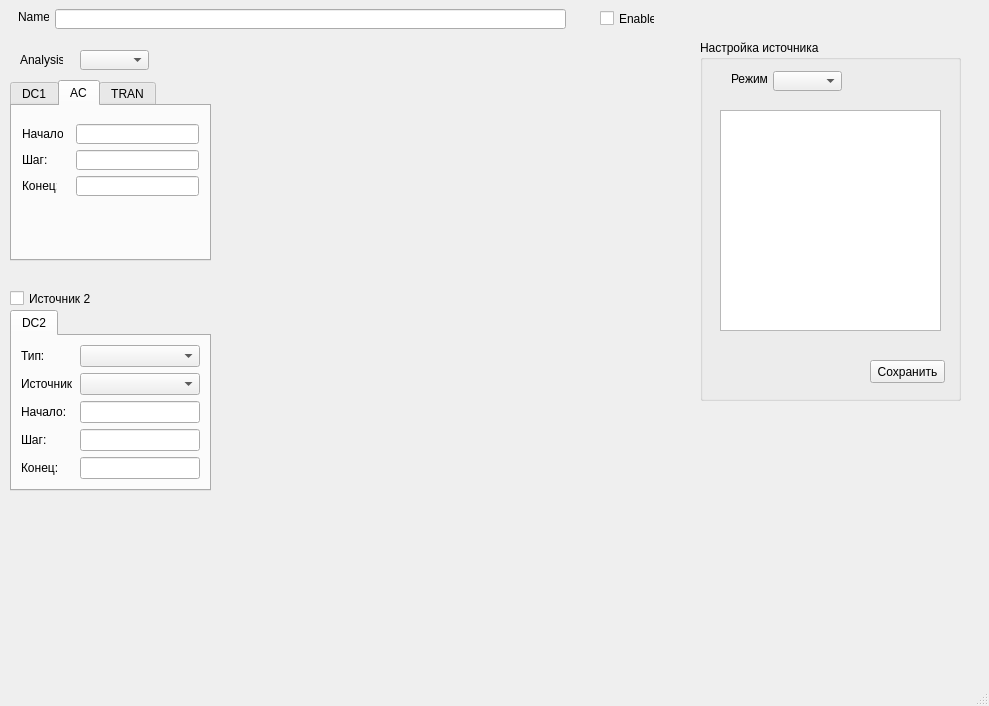
This is src/Tsunami/AnalysisWindow.ui in maluginp/Tsunami as Qt 5 draws it before an edit. The edited form follows.
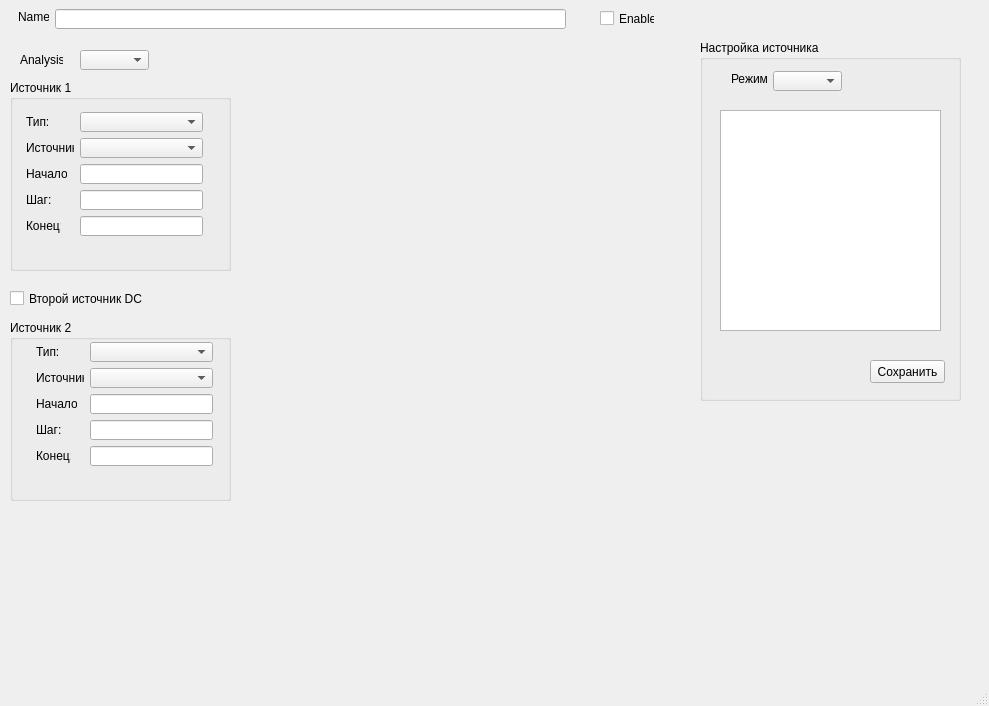
This is the edited form. The open tabs and pages were chosen to show the change. Custom widgets are drawn as their Qt base class.

Commit message: Убрал вкладки

Patch:
```diff
--- a/src/Tsunami/AnalysisWindow.ui
+++ b/src/Tsunami/AnalysisWindow.ui
@@ -59,239 +59,17 @@
      <string>Analysis:</string>
     </property>
    </widget>
-   <widget class="QTabWidget" name="tabWidget">
-    <property name="geometry">
-     <rect>
-      <x>10</x>
-      <y>80</y>
-      <width>201</width>
-      <height>181</height>
-     </rect>
-    </property>
-    <property name="currentIndex">
-     <number>0</number>
-    </property>
-    <widget class="QWidget" name="tab">
-     <attribute name="title">
-      <string>DC1</string>
-     </attribute>
-     <layout class="QFormLayout" name="formLayout">
-      <property name="fieldGrowthPolicy">
-       <enum>QFormLayout::AllNonFixedFieldsGrow</enum>
-      </property>
-      <item row="0" column="0">
-       <widget class="QLabel" name="label_6">
-        <property name="text">
-         <string>Тип:</string>
-        </property>
-       </widget>
-      </item>
-      <item row="0" column="1">
-       <widget class="QComboBox" name="dc1SourceTypeComboBox"/>
-      </item>
-      <item row="1" column="0">
-       <widget class="QLabel" name="label_7">
-        <property name="text">
-         <string>Источник</string>
-        </property>
-       </widget>
-      </item>
-      <item row="1" column="1">
-       <widget class="QComboBox" name="dc1SourceNodeComboBox"/>
-      </item>
-      <item row="2" column="0">
-       <widget class="QLabel" name="label_3">
-        <property name="text">
-         <string>Начало:</string>
-        </property>
-       </widget>
-      </item>
-      <item row="2" column="1">
-       <widget class="QLineEdit" name="dc1SourceStartLineEdit"/>
-      </item>
-      <item row="3" column="0">
-       <widget class="QLabel" name="label_4">
-        <property name="text">
-         <string>Шаг:</string>
-        </property>
-       </widget>
-      </item>
-      <item row="3" column="1">
-       <widget class="QLineEdit" name="dc1SourceStepLineEdit"/>
-      </item>
-      <item row="4" column="0">
-       <widget class="QLabel" name="label_5">
-        <property name="text">
-         <string>Конец:</string>
-        </property>
-       </widget>
-      </item>
-      <item row="4" column="1">
-       <widget class="QLineEdit" name="dc1SourceStopLineEdit"/>
-      </item>
-     </layout>
-    </widget>
-    <widget class="QWidget" name="tab_2">
-     <attribute name="title">
-      <string>AC</string>
-     </attribute>
-     <widget class="QLineEdit" name="acStartLineEdit">
-      <property name="geometry">
-       <rect>
-        <x>64</x>
-        <y>18</y>
-        <width>123</width>
-        <height>20</height>
-       </rect>
-      </property>
-     </widget>
-     <widget class="QLabel" name="label_13">
-      <property name="geometry">
-       <rect>
-        <x>10</x>
-        <y>18</y>
-        <width>41</width>
-        <height>20</height>
-       </rect>
-      </property>
-      <property name="text">
-       <string>Начало:</string>
-      </property>
-     </widget>
-     <widget class="QLabel" name="label_14">
-      <property name="geometry">
-       <rect>
-        <x>10</x>
-        <y>44</y>
-        <width>25</width>
-        <height>20</height>
-       </rect>
-      </property>
-      <property name="text">
-       <string>Шаг:</string>
-      </property>
-     </widget>
-     <widget class="QLineEdit" name="acStepLineEdit">
-      <property name="geometry">
-       <rect>
-        <x>64</x>
-        <y>44</y>
-        <width>123</width>
-        <height>20</height>
-       </rect>
-      </property>
-     </widget>
-     <widget class="QLineEdit" name="acStopLineEdit">
-      <property name="geometry">
-       <rect>
-        <x>64</x>
-        <y>70</y>
-        <width>123</width>
-        <height>20</height>
-       </rect>
-      </property>
-     </widget>
-     <widget class="QLabel" name="label_15">
-      <property name="geometry">
-       <rect>
-        <x>10</x>
-        <y>70</y>
-        <width>35</width>
-        <height>20</height>
-       </rect>
-      </property>
-      <property name="text">
-       <string>Конец:</string>
-      </property>
-     </widget>
-    </widget>
-    <widget class="QWidget" name="tab_4">
-     <attribute name="title">
-      <string>TRAN</string>
-     </attribute>
-    </widget>
-   </widget>
-   <widget class="QTabWidget" name="tabWidget_2">
-    <property name="geometry">
-     <rect>
-      <x>10</x>
-      <y>310</y>
-      <width>201</width>
-      <height>181</height>
-     </rect>
-    </property>
-    <property name="currentIndex">
-     <number>0</number>
-    </property>
-    <widget class="QWidget" name="tab_3">
-     <attribute name="title">
-      <string>DC2</string>
-     </attribute>
-     <layout class="QFormLayout" name="formLayout_2">
-      <item row="0" column="0">
-       <widget class="QLabel" name="label_8">
-        <property name="text">
-         <string>Тип:</string>
-        </property>
-       </widget>
-      </item>
-      <item row="0" column="1">
-       <widget class="QComboBox" name="dc2SourceTypeComboBox"/>
-      </item>
-      <item row="1" column="0">
-       <widget class="QLabel" name="label_9">
-        <property name="text">
-         <string>Источник</string>
-        </property>
-       </widget>
-      </item>
-      <item row="1" column="1">
-       <widget class="QComboBox" name="dc2SourceNodeComboBox"/>
-      </item>
-      <item row="2" column="0">
-       <widget class="QLabel" name="label_10">
-        <property name="text">
-         <string>Начало:</string>
-        </property>
-       </widget>
-      </item>
-      <item row="2" column="1">
-       <widget class="QLineEdit" name="dc2SourceStartLineEdit"/>
-      </item>
-      <item row="3" column="0">
-       <widget class="QLabel" name="label_11">
-        <property name="text">
-         <string>Шаг:</string>
-        </property>
-       </widget>
-      </item>
-      <item row="3" column="1">
-       <widget class="QLineEdit" name="dc2SourceStepLineEdit"/>
-      </item>
-      <item row="4" column="0">
-       <widget class="QLabel" name="label_12">
-        <property name="text">
-         <string>Конец:</string>
-        </property>
-       </widget>
-      </item>
-      <item row="4" column="1">
-       <widget class="QLineEdit" name="dc2SourceStopLineEdit"/>
-      </item>
-     </layout>
-    </widget>
-   </widget>
-   <widget class="QCheckBox" name="dc2Enable">
+   <widget class="QCheckBox" name="sourceSecondEnable">
     <property name="geometry">
      <rect>
       <x>10</x>
       <y>290</y>
-      <width>81</width>
+      <width>171</width>
       <height>17</height>
      </rect>
     </property>
     <property name="text">
-     <string>Источник 2</string>
+     <string>Второй источник DC</string>
     </property>
    </widget>
    <widget class="QGroupBox" name="groupBox">
@@ -389,6 +167,262 @@
      <string>Name:</string>
     </property>
    </widget>
+   <widget class="QGroupBox" name="sourceFirstGroup">
+    <property name="geometry">
+     <rect>
+      <x>10</x>
+      <y>80</y>
+      <width>221</width>
+      <height>191</height>
+     </rect>
+    </property>
+    <property name="title">
+     <string>Источник 1</string>
+    </property>
+    <widget class="QLabel" name="label_3">
+     <property name="geometry">
+      <rect>
+       <x>16</x>
+       <y>84</y>
+       <width>41</width>
+       <height>20</height>
+      </rect>
+     </property>
+     <property name="text">
+      <string>Начало:</string>
+     </property>
+    </widget>
+    <widget class="QComboBox" name="sourceFirstNodeComboBox">
+     <property name="geometry">
+      <rect>
+       <x>70</x>
+       <y>58</y>
+       <width>123</width>
+       <height>20</height>
+      </rect>
+     </property>
+    </widget>
+    <widget class="QLabel" name="label_6">
+     <property name="geometry">
+      <rect>
+       <x>16</x>
+       <y>32</y>
+       <width>22</width>
+       <height>20</height>
+      </rect>
+     </property>
+     <property name="text">
+      <string>Тип:</string>
+     </property>
+    </widget>
+    <widget class="QComboBox" name="sourceFirstTypeComboBox">
+     <property name="geometry">
+      <rect>
+       <x>70</x>
+       <y>32</y>
+       <width>123</width>
+       <height>20</height>
+      </rect>
+     </property>
+    </widget>
+    <widget class="QLabel" name="label_5">
+     <property name="geometry">
+      <rect>
+       <x>16</x>
+       <y>136</y>
+       <width>35</width>
+       <height>20</height>
+      </rect>
+     </property>
+     <property name="text">
+      <string>Конец:</string>
+     </property>
+    </widget>
+    <widget class="QLabel" name="label_7">
+     <property name="geometry">
+      <rect>
+       <x>16</x>
+       <y>58</y>
+       <width>48</width>
+       <height>20</height>
+      </rect>
+     </property>
+     <property name="text">
+      <string>Источник</string>
+     </property>
+    </widget>
+    <widget class="QLineEdit" name="sourceFirstStartLineEdit">
+     <property name="geometry">
+      <rect>
+       <x>70</x>
+       <y>84</y>
+       <width>123</width>
+       <height>20</height>
+      </rect>
+     </property>
+    </widget>
+    <widget class="QLineEdit" name="sourceFirstStopLineEdit">
+     <property name="geometry">
+      <rect>
+       <x>70</x>
+       <y>136</y>
+       <width>123</width>
+       <height>20</height>
+      </rect>
+     </property>
+    </widget>
+    <widget class="QLabel" name="label_4">
+     <property name="geometry">
+      <rect>
+       <x>16</x>
+       <y>110</y>
+       <width>25</width>
+       <height>20</height>
+      </rect>
+     </property>
+     <property name="text">
+      <string>Шаг:</string>
+     </property>
+    </widget>
+    <widget class="QLineEdit" name="sourceFirstStepLineEdit">
+     <property name="geometry">
+      <rect>
+       <x>70</x>
+       <y>110</y>
+       <width>123</width>
+       <height>20</height>
+      </rect>
+     </property>
+    </widget>
+   </widget>
+   <widget class="QGroupBox" name="sourceSecondGroup">
+    <property name="geometry">
+     <rect>
+      <x>10</x>
+      <y>320</y>
+      <width>221</width>
+      <height>181</height>
+     </rect>
+    </property>
+    <property name="title">
+     <string>Источник 2</string>
+    </property>
+    <widget class="QLabel" name="label_12">
+     <property name="geometry">
+      <rect>
+       <x>26</x>
+       <y>100</y>
+       <width>25</width>
+       <height>20</height>
+      </rect>
+     </property>
+     <property name="text">
+      <string>Шаг:</string>
+     </property>
+    </widget>
+    <widget class="QComboBox" name="sourceSecondTypeComboBox">
+     <property name="geometry">
+      <rect>
+       <x>80</x>
+       <y>22</y>
+       <width>123</width>
+       <height>20</height>
+      </rect>
+     </property>
+    </widget>
+    <widget class="QLineEdit" name="sourceSecondStartLineEdit">
+     <property name="geometry">
+      <rect>
+       <x>80</x>
+       <y>74</y>
+       <width>123</width>
+       <height>20</height>
+      </rect>
+     </property>
+    </widget>
+    <widget class="QLabel" name="label_11">
+     <property name="geometry">
+      <rect>
+       <x>26</x>
+       <y>48</y>
+       <width>48</width>
+       <height>20</height>
+      </rect>
+     </property>
+     <property name="text">
+      <string>Источник</string>
+     </property>
+    </widget>
+    <widget class="QLabel" name="label_9">
+     <property name="geometry">
+      <rect>
+       <x>26</x>
+       <y>22</y>
+       <width>22</width>
+       <height>20</height>
+      </rect>
+     </property>
+     <property name="text">
+      <string>Тип:</string>
+     </property>
+    </widget>
+    <widget class="QLabel" name="label_8">
+     <property name="geometry">
+      <rect>
+       <x>26</x>
+       <y>74</y>
+       <width>41</width>
+       <height>20</height>
+      </rect>
+     </property>
+     <property name="text">
+      <string>Начало:</string>
+     </property>
+    </widget>
+    <widget class="QLabel" name="label_10">
+     <property name="geometry">
+      <rect>
+       <x>26</x>
+       <y>126</y>
+       <width>35</width>
+       <height>20</height>
+      </rect>
+     </property>
+     <property name="text">
+      <string>Конец:</string>
+     </property>
+    </widget>
+    <widget class="QLineEdit" name="sourceSecondStopLineEdit">
+     <property name="geometry">
+      <rect>
+       <x>80</x>
+       <y>126</y>
+       <width>123</width>
+       <height>20</height>
+      </rect>
+     </property>
+    </widget>
+    <widget class="QComboBox" name="sourceSecondNodeComboBox">
+     <property name="geometry">
+      <rect>
+       <x>80</x>
+       <y>48</y>
+       <width>123</width>
+       <height>20</height>
+      </rect>
+     </property>
+    </widget>
+    <widget class="QLineEdit" name="sourceSecondStepLineEdit">
+     <property name="geometry">
+      <rect>
+       <x>80</x>
+       <y>100</y>
+       <width>123</width>
+       <height>20</height>
+      </rect>
+     </property>
+    </widget>
+   </widget>
   </widget>
   <widget class="QMenuBar" name="menubar">
    <property name="geometry">
```
